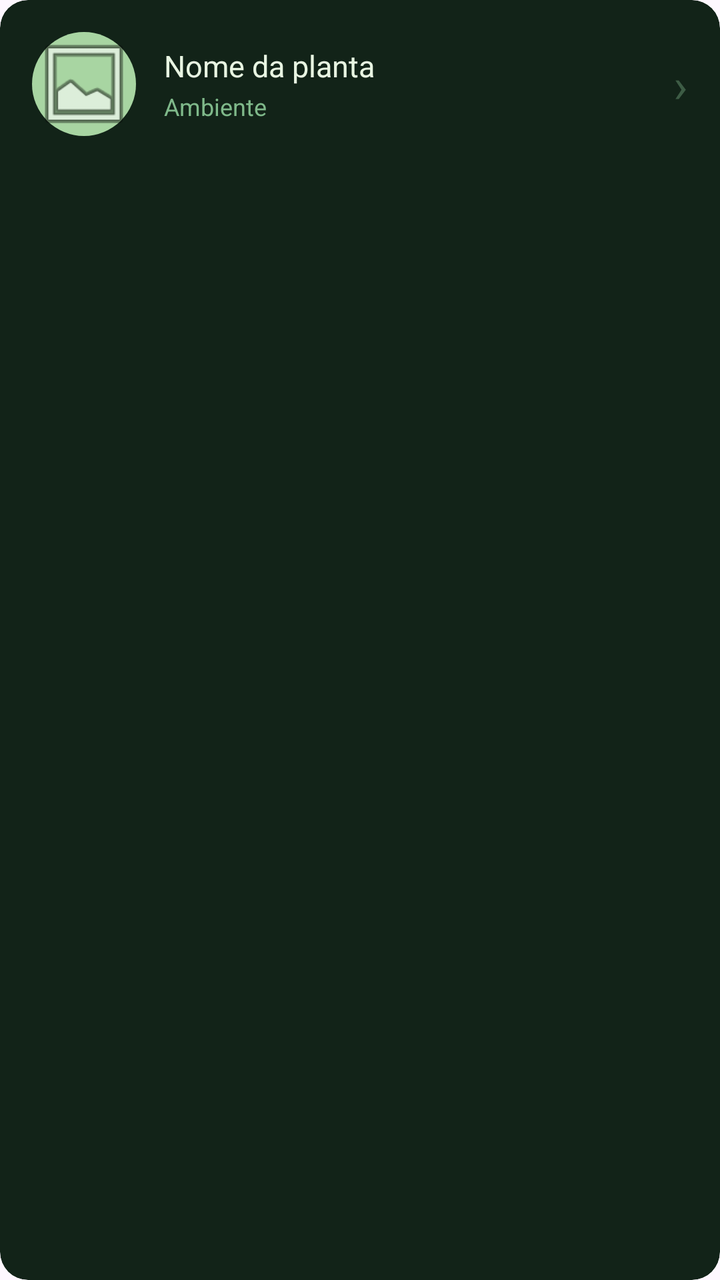
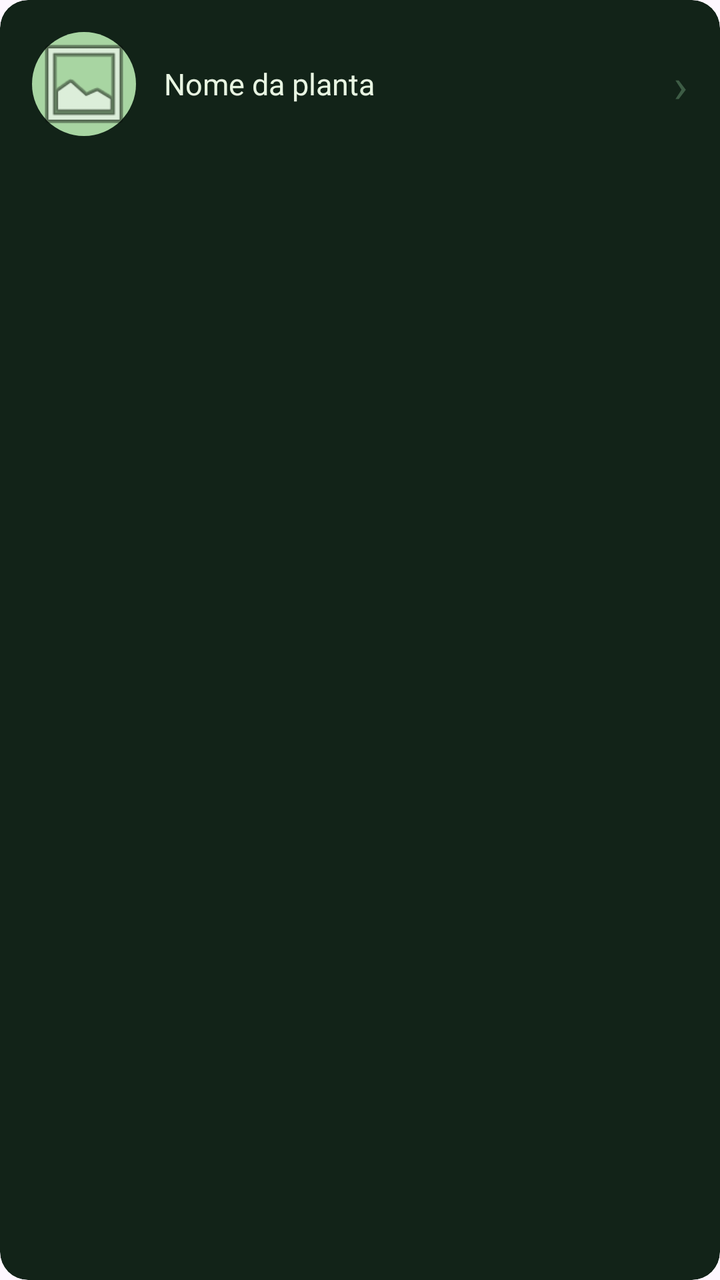

Two renders of the same Android screen: before a commit and after it. Below are the layout's source before the change and the commit's diff.
<!-- AndroidManifest.xml: application theme Theme.Zenit -->
<!-- res/layout/item_planta.xml -->
<?xml version="1.0" encoding="utf-8"?>
<androidx.cardview.widget.CardView xmlns:android="http://schemas.android.com/apk/res/android"
    xmlns:app="http://schemas.android.com/apk/res-auto"
    android:layout_width="match_parent"
    android:layout_height="wrap_content"
    android:layout_marginBottom="12dp"
    app:cardBackgroundColor="#122318"
    app:cardCornerRadius="14dp"
    app:cardElevation="0dp">

    <LinearLayout
        android:layout_width="match_parent"
        android:layout_height="wrap_content"
        android:orientation="horizontal"
        android:gravity="center_vertical"
        android:padding="16dp">

        
        <ImageView
            android:id="@+id/imgPlanta"
            android:layout_width="52dp"
            android:layout_height="52dp"
            android:scaleType="centerCrop"
            android:background="@drawable/bg_glow_circle"
            android:src="@android:drawable/ic_menu_gallery"
            android:contentDescription="Foto da planta" />

        
        <LinearLayout
            android:layout_width="0dp"
            android:layout_height="wrap_content"
            android:layout_weight="1"
            android:orientation="vertical"
            android:layout_marginStart="14dp">

            <TextView
                android:id="@+id/tvNomePlanta"
                android:layout_width="wrap_content"
                android:layout_height="wrap_content"
                android:text="Nome da planta"
                android:textColor="#E8F5E2"
                android:textSize="15sp" />

            <TextView
                android:id="@+id/tvAmbiente"
                android:layout_width="wrap_content"
                android:layout_height="wrap_content"
                android:text="Ambiente"
                android:textColor="#7FB98A"
                android:textSize="12sp"
                android:layout_marginTop="2dp" />
        </LinearLayout>

        
        <TextView
            android:layout_width="wrap_content"
            android:layout_height="wrap_content"
            android:text="›"
            android:textColor="#3D5C45"
            android:textSize="24sp" />

    </LinearLayout>
</androidx.cardview.widget.CardView>
<!-- resources referenced by this layout -->
<resources>
  <!-- drawable bg_glow_circle (drawable) -->
  <?xml version="1.0" encoding="utf-8"?>
  <shape xmlns:android="http://schemas.android.com/apk/res/android"
      android:shape="oval">
      <solid android:color="#A8D5A2" />
  </shape>
  <style name="Theme.Zenit" parent="Base.Theme.Zenit" />
  <style name="Base.Theme.Zenit" parent="Theme.Material3.DayNight.NoActionBar">
          
          
      </style>
</resources>

<!-- the commit's change to res/layout/item_planta.xml (unified diff, before → after) -->
@@ -41,14 +41,6 @@
                 android:textColor="#E8F5E2"
                 android:textSize="15sp" />
 
-            <TextView
-                android:id="@+id/tvAmbiente"
-                android:layout_width="wrap_content"
-                android:layout_height="wrap_content"
-                android:text="Ambiente"
-                android:textColor="#7FB98A"
-                android:textSize="12sp"
-                android:layout_marginTop="2dp" />
         </LinearLayout>
 
         
